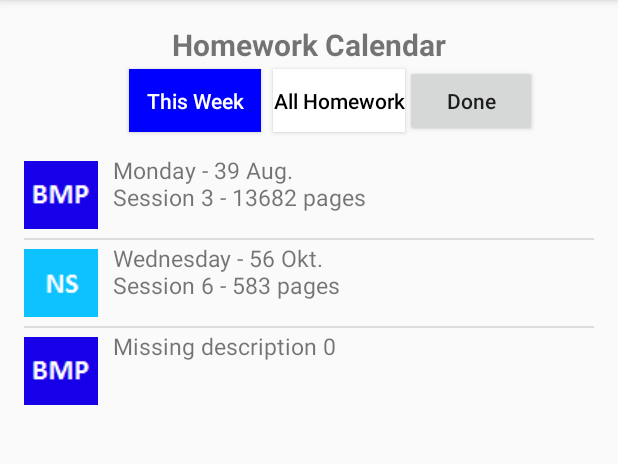
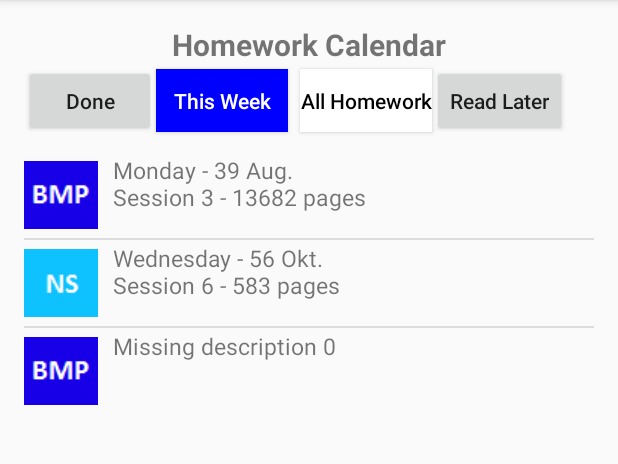
Before and after one commit to DanielBordig/StudySmartFragmentApp, an Android app: the fragment HWC_frag placed in its activity, on a phone screen of 412 x 824 dp, the part 84-548 px from its top. Run offline under Robolectric (Android 15) with nearby library versions, the phone set to English and light mode, and no system bars.

Commit message:
Done og read later funktionalitet er på plads, der mangler kun at blive tilføjet homework metoder til array database... Login animation virkere lidt bedre nu, men er ikke sat til at køre ved login

```diff
--- a/app/src/main/java/com/example/danielbordig/studyssmartfragment/Done_frag.java
+++ b/app/src/main/java/com/example/danielbordig/studyssmartfragment/Done_frag.java
@@ -17,21 +17,18 @@ public class Done_frag extends Fragment implements AdapterView.OnItemClickListen
 
     private static final String ARG_PARAM1 = "param1";
     private static final String ARG_PARAM2 = "param2";
-
     private String mParam1;
     private String mParam2;
 
     TextView header, underHeader;
-    ListView groupList;
-    ArrayList<Integer> groups;
-    ArrayList<String> subject;
-    ArrayList<HomeworkDTO> test = new ArrayList<>();
+    ListView doneHomeworkListView;
+    ArrayList<Integer> course = new ArrayList<>();
+    ArrayList<String> description = new ArrayList<>();
     HomeworkDAO homeworkDAO = new HomeworkDAO();
     ArrayList<HomeworkDTO> doneHomeworkList = new ArrayList<>();
 
     public Done_frag() {
-        groups = new ArrayList<>();
-        subject = new ArrayList<>();
+
     }
 
     @Override
@@ -49,32 +46,27 @@ public class Done_frag extends Fragment implements AdapterView.OnItemClickListen
 
         header = (TextView) root.findViewById(R.id.headerDone);
         underHeader = (TextView) root.findViewById(R.id.underheaderDone);
-        groupList = ( ListView ) root.findViewById(R.id.listDone);
+        doneHomeworkListView = ( ListView ) root.findViewById(R.id.listDone);
         doneHomeworkList = homeworkDAO.getDoneHomework();
-//        groups.add(doneHomeworkList.get(0).course);
-//        subject.add(doneHomeworkList.get(0).description);
+        for(int i = 0; i < doneHomeworkList.size(); i++){
+            course.add(doneHomeworkList.get(i).course);
+            description.add(doneHomeworkList.get(i).description);
+        }
 
-        underHeader.setText("" + doneHomeworkList.size());
-
-        ArrayAdapter adapter = new ArrayAdapter(getActivity(), R.layout.listview_layout, R.id.txt, subject) {
+        ArrayAdapter adapter = new ArrayAdapter(getActivity(), R.layout.listview_layout, R.id.txt, description) {
             @Override
             public View getView(int position, View cachedView, ViewGroup parent) {
                 View view = super.getView(position, cachedView, parent);
                 TextView beskrivelse = (TextView) view.findViewById(R.id.txt);
-                beskrivelse.setText(subject.get(position));
+                beskrivelse.setText(description.get(position));
                 ImageView billede = (ImageView) view.findViewById(R.id.course);
-                billede.setImageResource(groups.get(position));
+                billede.setImageResource(course.get(position));
                 return view;
             }
         };
-        groupList.setAdapter(adapter);
+        doneHomeworkListView.setAdapter(adapter);
 
         return root;
-    }
-
-    public void update(int course, String description) {
-        groups.add(course);
-        subject.add(description);
     }
 
     @Override
--- a/app/src/main/java/com/example/danielbordig/studyssmartfragment/HWC_frag.java
+++ b/app/src/main/java/com/example/danielbordig/studyssmartfragment/HWC_frag.java
@@ -12,7 +12,6 @@ import android.widget.AdapterView;
 import android.widget.Button;
 import android.widget.ListView;
 import android.widget.SimpleAdapter;
-import android.widget.Toast;
 
 import java.util.ArrayList;
 import java.util.HashMap;
@@ -21,46 +20,19 @@ public class HWC_frag extends Fragment implements AdapterView.OnItemClickListene
 
     private static final String ARG_PARAM1 = "param1";
     private static final String ARG_PARAM2 = "param2";
-
     private String mParam1;
     private String mParam2;
 
     ListView homeworkCalendarList;
-    Button weekBut, allHomeworkBut, donedone;
+    Button weekBut, allHomeworkBut, donedone, later;
     ArrayList<HashMap<String,String>> hwcList;
     ArrayList<HomeworkDTO> homeworkListWeek;
     ArrayList<HomeworkDTO> homeworkListAll;
     CalendarController cc = new CalendarController();
     ArrayDatabase arrayDatabase = new ArrayDatabase();
     HomeworkDAO homeworkDAO = new HomeworkDAO();
-    Done_frag done = new Done_frag();
-    Fragment done_frag = new Done_frag();
-
-    // Array of integers pointing to course images
-    ArrayList<Integer> coursesWeek = new ArrayList<>();
-
-    ArrayList<Integer> coursesAll = new ArrayList<>();
-
-    // Array of strings storing descriptions for one week of homework
-    ArrayList<String> descriptionsWeek = new ArrayList<>();
-
-    // Array of strings storing descriptions all homework
-    ArrayList<String> descriptionsAll = new ArrayList<>();
-
-    // Array of strings storing details for one week of homework
-    String[] detailsAll = new String[] {
-            "This homework is awesome, you better read it.\nBook: Naruto 1-72",
-            "This homework sucks, and is not recommended as necessary.\nBook: Fifty Shades of Grey",
-            "Missing details 0",
-            "Missing details 1",
-            "Missing details 2",
-            "Missing details 3",
-            "Missing details 4",
-            "Missing details 5",
-            "Missing details 6",
-            "Missing details 7",
-            "Missing details 8"
-    };
+    Fragment fragment_done = new Done_frag();
+    Fragment fragment_later = new ReadLater_frag();
 
     public HWC_frag() {
         // Required empty public constructor
@@ -93,6 +65,9 @@ public class HWC_frag extends Fragment implements AdapterView.OnItemClickListene
         donedone = (Button) root.findViewById(R.id.donedone);
         donedone.setOnClickListener(this);
 
+        later = (Button) root.findViewById(R.id.later);
+        later.setOnClickListener(this);
+
         homeworkListWeek = new ArrayList<>();
         homeworkListAll = new ArrayList<>();
 
@@ -100,44 +75,9 @@ public class HWC_frag extends Fragment implements AdapterView.OnItemClickListene
             homeworkListAll.add(new HomeworkDTO(arrayDatabase.coursesAll.get(i), arrayDatabase.descriptionsAll.get(i), arrayDatabase.getDetailsAll().get(i)));
         }
 
-        for(int i = 0; i < 3; i++){
+        for(int i = 0; i < arrayDatabase.getCoursesWeek().size(); i++){
             homeworkListWeek.add(new HomeworkDTO(arrayDatabase.coursesAll.get(i), arrayDatabase.descriptionsAll.get(i), arrayDatabase.getDetailsAll().get(i)));
         }
-
-        coursesWeek.add(R.drawable.bmp);
-        coursesWeek.add(R.drawable.ns);
-        coursesWeek.add(R.drawable.bmp);
-
-        coursesAll.add(R.drawable.bmp);
-        coursesAll.add(R.drawable.ns);
-        coursesAll.add(R.drawable.bmp);
-        coursesAll.add(R.drawable.ns);
-        coursesAll.add(R.drawable.bmp);
-        coursesAll.add(R.drawable.bmp);
-        coursesAll.add(R.drawable.ns);
-        coursesAll.add(R.drawable.bmp);
-        coursesAll.add(R.drawable.bmp);
-        coursesAll.add(R.drawable.ns);
-        coursesAll.add(R.drawable.ns);
-        coursesAll.add(R.mipmap.fin);
-        coursesAll.add(R.mipmap.ds);
-        coursesAll.add(R.mipmap.mo);
-
-        descriptionsWeek.add("Monday - 39 Aug.\nSession 3 - 13682 pages");
-        descriptionsWeek.add("Wednesday - 56 Okt.\nSession 6 - 583 pages");
-        descriptionsWeek.add("Missing description 0");
-
-        descriptionsAll.add("Monday - 39 Aug.\nSession 3 - 13682 pages");
-        descriptionsAll.add("Wednesday - 56 Okt.\nSession 6 - 583 pages");
-        descriptionsAll.add("Missing description 0");
-        descriptionsAll.add("Missing description 1");
-        descriptionsAll.add("Missing description 2");
-        descriptionsAll.add("Missing description 3");
-        descriptionsAll.add("Missing description 4");
-        descriptionsAll.add("Missing description 5");
-        descriptionsAll.add("Missing description 6");
-        descriptionsAll.add("Missing description 7");
-        descriptionsAll.add("Missing description 8");
 
         // Each row in the list stores course image and description
         hwcList = cc.calenderCreate(homeworkListWeek);
@@ -176,28 +116,29 @@ public class HWC_frag extends Fragment implements AdapterView.OnItemClickListene
                 homeworkListAll.remove(position);
                 if (position < homeworkListWeek.size()) homeworkListWeek.remove(position);
 
-//                int coursesMove = homeworkListAll.get(position).course;
-//                coursesAll.remove(position);
-//
-//                String descriptionMove = descriptionsAll.get(position);
-//                descriptionsAll.remove(position);
-//                if (position < descriptionsWeek.size()) descriptionsWeek.remove(position);
-
-                //done.update(coursesMove, descriptionMove);
                 if (!weekBut.isClickable())
                     hwcList = cc.calenderCreate(homeworkListWeek);
                 else if (!allHomeworkBut.isClickable())
                     hwcList = cc.calenderCreate(homeworkListAll);
 
                 updateCalender(hwcList);
-                done.update(homeworkMove.course, homeworkMove.description);
                 homeworkDAO.updateDoneHomework(homeworkMove);
             }
         });
         dialog.setPositiveButton("Read Later", new AlertDialog.OnClickListener() {
             @Override
             public void onClick(DialogInterface dialog, int which) {
-                Toast.makeText(getActivity(), "trylle trylle og nu er lektien udskudt... næsten", Toast.LENGTH_LONG).show();
+                HomeworkDTO homeworkMove = homeworkListAll.get(position);
+                homeworkListAll.remove(position);
+                if (position < homeworkListWeek.size()) homeworkListWeek.remove(position);
+
+                if (!weekBut.isClickable())
+                    hwcList = cc.calenderCreate(homeworkListWeek);
+                else if (!allHomeworkBut.isClickable())
+                    hwcList = cc.calenderCreate(homeworkListAll);
+
+                updateCalender(hwcList);
+                homeworkDAO.updateLaterHomework(homeworkMove);
             }
         });
         dialog.show();
@@ -227,7 +168,10 @@ public class HWC_frag extends Fragment implements AdapterView.OnItemClickListene
             updateCalender(hwcList);
         }
         if(v==donedone){
-            getFragmentManager().beginTransaction().replace(R.id.mainFrame, done_frag).commit();
+            getFragmentManager().beginTransaction().replace(R.id.mainFrame, fragment_done).commit();
+        }
+        if(v==later){
+            getFragmentManager().beginTransaction().replace(R.id.mainFrame, fragment_later).commit();
         }
     }
 }
--- a/app/src/main/java/com/example/danielbordig/studyssmartfragment/Welcome_frag.java
+++ b/app/src/main/java/com/example/danielbordig/studyssmartfragment/Welcome_frag.java
@@ -41,12 +41,15 @@ public class Welcome_frag extends Fragment implements Runnable {
         welcomeImage.setImageResource(R.mipmap.studysmartlogo);
         welcomeImage.startAnimation(AnimationUtils.loadAnimation(getActivity(), R.anim.push_up_in));
 
+        if(savedInstanceState==null){
+            handler.postDelayed(this, 1900);
+        }
         return welcomeImage;
     }
 
     @Override
     public void run() {
-        //getFragmentManager().beginTransaction().replace(R.id.mainFrame, fragment_hwc).commit();
+        getFragmentManager().beginTransaction().replace(R.id.mainFrame, fragment_hwc).commit();
     }
 
 }
--- a/app/src/main/res/layout/fragment_hwc.xml
+++ b/app/src/main/res/layout/fragment_hwc.xml
@@ -20,13 +20,19 @@
 
         <Button
             android:layout_width="wrap_content"
+            android:layout_height="wrap_content"
+            android:text="Done"
+            android:textAllCaps="false"
+            android:id="@+id/donedone" />
+
+        <Button
+            android:layout_width="wrap_content"
             android:layout_height="42dp"
             android:text="This Week"
             android:textAllCaps="false"
-            android:layout_marginLeft="70dp"
             android:id="@+id/weekBut"
             android:clickable="false" />
-
+        <!--android:layout_marginLeft="70dp"-->
         <Button
             android:layout_width="wrap_content"
             android:layout_height="42dp"
@@ -38,9 +44,9 @@
         <Button
             android:layout_width="wrap_content"
             android:layout_height="wrap_content"
-            android:text="Done"
+            android:text="Read Later"
             android:textAllCaps="false"
-            android:id="@+id/donedone" />
+            android:id="@+id/later" />
 
     </LinearLayout>
 
```
Also changed, not shown: app/src/main/java/com/example/danielbordig/studyssmartfragment/HomeworkDAO.java (+11 -3 lines), app/src/main/java/com/example/danielbordig/studyssmartfragment/ReadLater_frag.java (+20 -43 lines).
